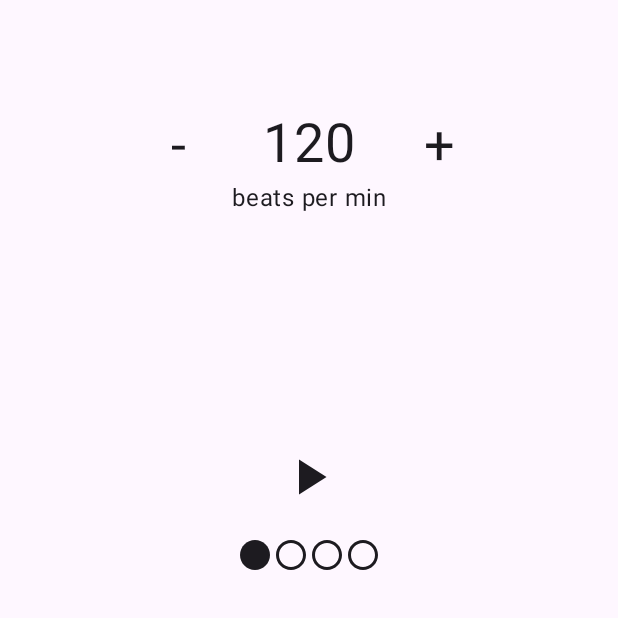
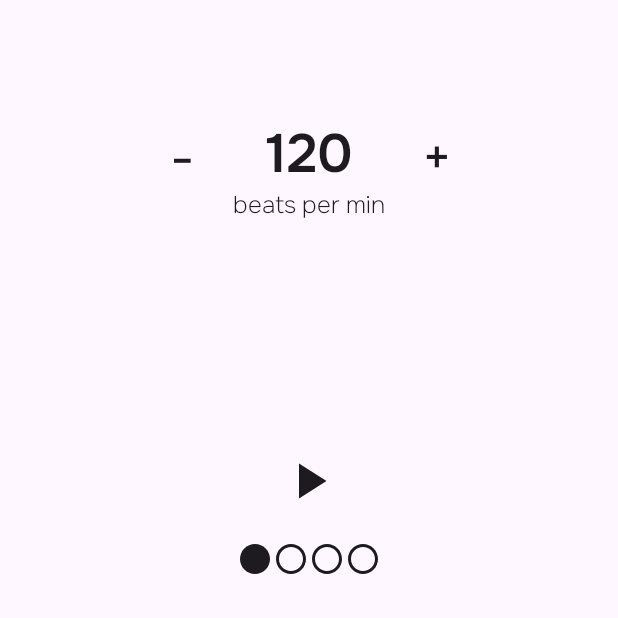
Before and after one commit to WorkmanLad/android-t98785, an Android app built with Jetpack Compose: the screen it shows after launch (MainActivity), on a phone screen of 412 x 824 dp, the top half of it. Run offline under Robolectric (Android 15) with nearby library versions, the phone set to English and light mode, and no system bars.

Commit message:
Add fonts.

```diff
--- a/app/src/main/java/com/example/metronome/ui/MetronomeScreen.kt
+++ b/app/src/main/java/com/example/metronome/ui/MetronomeScreen.kt
@@ -17,6 +17,7 @@ import androidx.compose.material.icons.filled.PlayArrow
 import androidx.compose.material.icons.outlined.Circle
 import androidx.compose.material3.Icon
 import androidx.compose.material3.IconButton
+import androidx.compose.material3.MaterialTheme
 import androidx.compose.material3.Text
 import androidx.compose.runtime.Composable
 import androidx.compose.runtime.LaunchedEffect
@@ -57,6 +58,7 @@ fun MetronomeScreen(modifier: Modifier = Modifier, viewModel: MetronomeViewModel
     ) {
         Text(
             text = stringResource(R.string.app_name),
+            style = MaterialTheme.typography.headlineLarge,
             modifier = Modifier
                 .fillMaxWidth()
                 .padding(16.dp),
@@ -99,17 +101,22 @@ private fun BeatsPerMinutes(
             verticalAlignment = Alignment.CenterVertically
         ) {
             IconButton(onClick = onMinusButton, Modifier.animateContentSize()) {
-                Text("-", fontSize = 36.sp)
+                Text("-", style = MaterialTheme.typography.headlineLarge, fontSize = 36.sp)
             }
 
-            Text(text = "$bpm", fontSize = 36.sp, modifier = Modifier.padding(horizontal = 32.dp))
+            Text(
+                text = "$bpm",
+                style = MaterialTheme.typography.displayLarge,
+                fontSize = 36.sp,
+                modifier = Modifier.padding(horizontal = 32.dp)
+            )
 
             IconButton(onClick = onPlusButton, Modifier.animateContentSize()) {
-                Text(text = "+", fontSize = 36.sp)
+                Text(text = "+", style = MaterialTheme.typography.headlineLarge, fontSize = 36.sp)
             }
         }
 
-        Text("beats per min")
+        Text("beats per min", style = MaterialTheme.typography.labelLarge)
     }
 }
 
--- a/app/src/main/java/com/example/metronome/ui/theme/Type.kt
+++ b/app/src/main/java/com/example/metronome/ui/theme/Type.kt
@@ -2,12 +2,35 @@ package com.example.metronome.ui.theme
 
 import androidx.compose.material3.Typography
 import androidx.compose.ui.text.TextStyle
+import androidx.compose.ui.text.font.Font
 import androidx.compose.ui.text.font.FontFamily
 import androidx.compose.ui.text.font.FontWeight
 import androidx.compose.ui.unit.sp
+import com.example.metronome.R
 
-// Set of Material typography styles to start with
+val Onest = FontFamily(
+    Font(R.font.onest_extralight, FontWeight.ExtraLight),
+    Font(R.font.onest_regular),
+    Font(R.font.onest_semibold, FontWeight.SemiBold)
+)
+
 val Typography = Typography(
+    displayLarge = TextStyle(
+        fontFamily = Onest,
+        fontWeight = FontWeight.SemiBold,
+        fontSize = 36.sp
+    ),
+    headlineLarge = TextStyle(
+        fontFamily = Onest,
+        fontWeight = FontWeight.Normal,
+        fontSize = 24.sp
+    ),
+    labelLarge = TextStyle(
+        fontFamily = Onest,
+        fontWeight = FontWeight.ExtraLight,
+        fontSize = 16.sp
+    )
+    /*
     bodyLarge = TextStyle(
         fontFamily = FontFamily.Default,
         fontWeight = FontWeight.Normal,
@@ -15,7 +38,6 @@ val Typography = Typography(
         lineHeight = 24.sp,
         letterSpacing = 0.5.sp
     )
-    /* Other default text styles to override
     titleLarge = TextStyle(
         fontFamily = FontFamily.Default,
         fontWeight = FontWeight.Normal,
```
Also changed, not shown: app/src/main/res/font/onest_extralight.ttf (added), app/src/main/res/font/onest_regular.ttf (added), app/src/main/res/font/onest_semibold.ttf (added).
